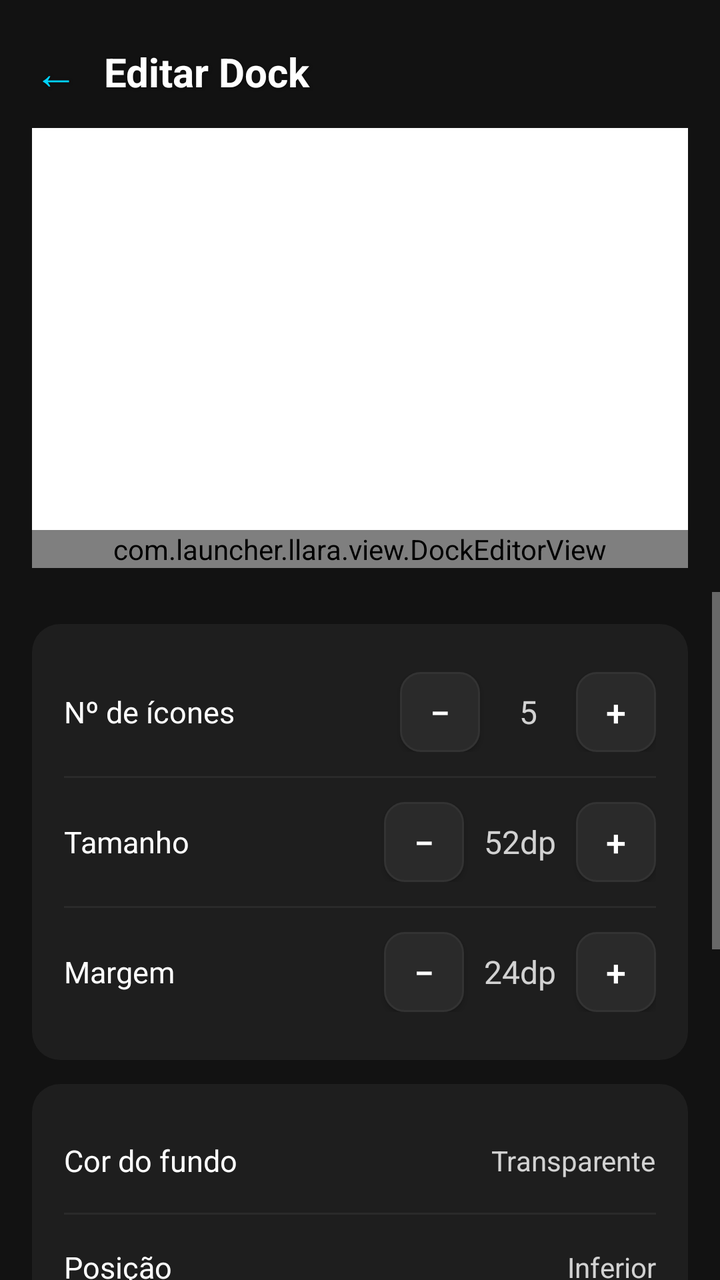
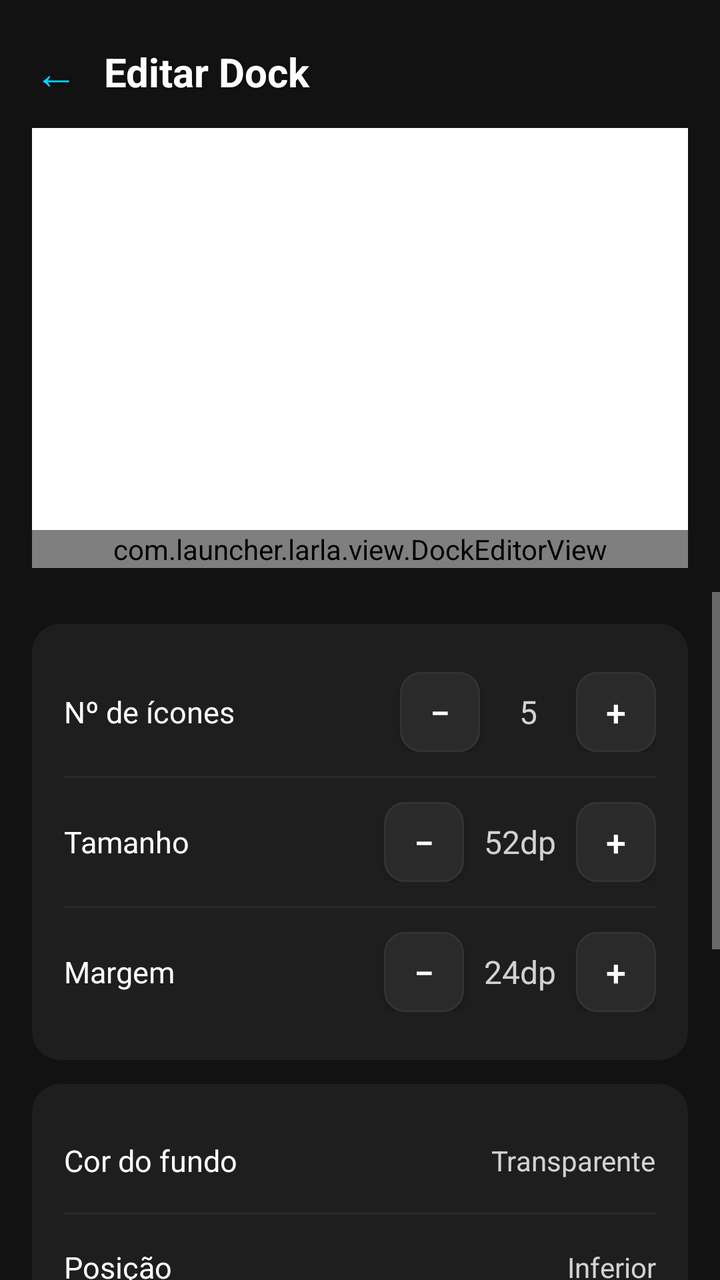

Screens rendered from an Android XML layout before and after an edit, with the pre-edit source and the edit as a unified diff.
<!-- AndroidManifest.xml: activity theme Theme.Launcher -->
<!-- res/layout/activity_dock_editor.xml -->
<?xml version="1.0" encoding="utf-8"?>
<LinearLayout xmlns:android="http://schemas.android.com/apk/res/android"
    android:layout_width="match_parent"
    android:layout_height="match_parent"
    android:orientation="vertical"
    android:background="@android:color/transparent">

    
    <View
        android:id="@+id/status_scrim"
        android:layout_width="match_parent"
        android:layout_height="0dp"
        android:background="#FF121212"
        android:visibility="gone" />

    
    <LinearLayout
        android:layout_width="match_parent"
        android:layout_height="wrap_content"
        android:orientation="horizontal"
        android:gravity="center_vertical"
        android:background="#FF121212"
        android:paddingStart="4dp"
        android:paddingEnd="16dp"
        android:paddingTop="12dp"
        android:paddingBottom="4dp">

        <TextView
            android:id="@+id/btn_back"
            android:layout_width="48dp"
            android:layout_height="48dp"
            android:gravity="center"
            android:text="&#x2190;"
            android:textSize="22sp"
            android:textColor="#FF00D4FF"
            android:shadowColor="#80000000"
            android:shadowDx="1"
            android:shadowDy="1"
            android:shadowRadius="3"
            android:clickable="true"
            android:focusable="true"
            android:background="?android:attr/selectableItemBackgroundBorderless" />

        <TextView
            android:layout_width="0dp"
            android:layout_height="wrap_content"
            android:layout_weight="1"
            android:text="Editar Dock"
            android:textSize="20sp"
            android:textColor="@android:color/white"
            android:textStyle="bold"
            android:shadowColor="#80000000"
            android:shadowDx="1"
            android:shadowDy="1"
            android:shadowRadius="3" />

    </LinearLayout>

    
    <LinearLayout
        android:layout_width="match_parent"
        android:layout_height="wrap_content"
        android:orientation="horizontal"
        android:background="@android:color/transparent">

        <View
            android:layout_width="16dp"
            android:layout_height="220dp"
            android:background="#FF121212" />

        <FrameLayout
            android:id="@+id/preview_stage"
            android:layout_width="0dp"
            android:layout_height="220dp"
            android:layout_weight="1"
            android:background="@drawable/bg_preview_frame">

            <com.launcher.llara.view.DockEditorView
                android:id="@+id/dock_editor"
                android:layout_width="match_parent"
                android:layout_height="wrap_content"
                android:layout_gravity="bottom|center_horizontal" />

        </FrameLayout>

        <View
            android:layout_width="16dp"
            android:layout_height="220dp"
            android:background="#FF121212" />

    </LinearLayout>

    <View
        android:layout_width="match_parent"
        android:layout_height="12dp"
        android:background="#FF121212" />

<ScrollView
    android:layout_width="match_parent"
    android:layout_height="0dp"
    android:layout_weight="1"
    android:background="#FF121212">

    <LinearLayout
        android:layout_width="match_parent"
        android:layout_height="wrap_content"
        android:orientation="vertical"
        android:padding="16dp">

        
        <LinearLayout
            android:layout_width="match_parent"
            android:layout_height="wrap_content"
            android:background="@drawable/bg_card"
            android:padding="16dp"
            android:orientation="vertical">

            
            <LinearLayout
                android:layout_width="match_parent"
                android:layout_height="wrap_content"
                android:orientation="horizontal"
                android:gravity="center_vertical"
                android:paddingVertical="8dp">

                <TextView
                    android:layout_width="0dp"
                    android:layout_height="wrap_content"
                    android:layout_weight="1"
                    android:text="Nº de ícones"
                    android:textColor="@android:color/white"
                    android:textSize="15sp" />

                <Button
                    android:id="@+id/btn_count_minus"
                    android:layout_width="40dp"
                    android:layout_height="40dp"
                    android:text="−"
                    android:textColor="@android:color/white"
                    android:textSize="18sp"
                    android:background="@drawable/bg_button"
                    android:insetTop="0dp"
                    android:insetBottom="0dp" />

                <TextView
                    android:id="@+id/lbl_count"
                    android:layout_width="48dp"
                    android:layout_height="wrap_content"
                    android:text="5"
                    android:textColor="#CCFFFFFF"
                    android:textSize="16sp"
                    android:gravity="center" />

                <Button
                    android:id="@+id/btn_count_plus"
                    android:layout_width="40dp"
                    android:layout_height="40dp"
                    android:text="+"
                    android:textColor="@android:color/white"
                    android:textSize="18sp"
                    android:background="@drawable/bg_button"
                    android:insetTop="0dp"
                    android:insetBottom="0dp" />

            </LinearLayout>

            <View
                android:layout_width="match_parent"
                android:layout_height="1dp"
                android:background="#FF2A2A2A"
                android:layout_marginVertical="4dp" />

            
            <LinearLayout
                android:layout_width="match_parent"
                android:layout_height="wrap_content"
                android:orientation="horizontal"
                android:gravity="center_vertical"
                android:paddingVertical="8dp">

                <TextView
                    android:layout_width="0dp"
                    android:layout_height="wrap_content"
                    android:layout_weight="1"
                    android:text="Tamanho"
                    android:textColor="@android:color/white"
                    android:textSize="15sp" />

                <Button
                    android:id="@+id/btn_size_minus"
                    android:layout_width="40dp"
                    android:layout_height="40dp"
                    android:text="−"
                    android:textColor="@android:color/white"
                    android:textSize="18sp"
                    android:background="@drawable/bg_button"
                    android:insetTop="0dp"
                    android:insetBottom="0dp" />

                <TextView
                    android:id="@+id/lbl_size"
                    android:layout_width="56dp"
                    android:layout_height="wrap_content"
                    android:text="52dp"
                    android:textColor="#CCFFFFFF"
                    android:textSize="16sp"
                    android:gravity="center" />

                <Button
                    android:id="@+id/btn_size_plus"
                    android:layout_width="40dp"
                    android:layout_height="40dp"
                    android:text="+"
                    android:textColor="@android:color/white"
                    android:textSize="18sp"
                    android:background="@drawable/bg_button"
                    android:insetTop="0dp"
                    android:insetBottom="0dp" />

            </LinearLayout>

            <View
                android:layout_width="match_parent"
                android:layout_height="1dp"
                android:background="#FF2A2A2A"
                android:layout_marginVertical="4dp" />

            
            <LinearLayout
                android:layout_width="match_parent"
                android:layout_height="wrap_content"
                android:orientation="horizontal"
                android:gravity="center_vertical"
                android:paddingVertical="8dp">

                <TextView
                    android:layout_width="0dp"
                    android:layout_height="wrap_content"
                    android:layout_weight="1"
                    android:text="Margem"
                    android:textColor="@android:color/white"
                    android:textSize="15sp" />

                <Button
                    android:id="@+id/btn_margin_minus"
                    android:layout_width="40dp"
                    android:layout_height="40dp"
                    android:text="−"
                    android:textColor="@android:color/white"
                    android:textSize="18sp"
                    android:background="@drawable/bg_button"
                    android:insetTop="0dp"
                    android:insetBottom="0dp" />

                <TextView
                    android:id="@+id/lbl_margin"
                    android:layout_width="56dp"
                    android:layout_height="wrap_content"
                    android:text="24dp"
                    android:textColor="#CCFFFFFF"
                    android:textSize="16sp"
                    android:gravity="center" />

                <Button
                    android:id="@+id/btn_margin_plus"
                    android:layout_width="40dp"
                    android:layout_height="40dp"
                    android:text="+"
                    android:textColor="@android:color/white"
                    android:textSize="18sp"
                    android:background="@drawable/bg_button"
                    android:insetTop="0dp"
                    android:insetBottom="0dp" />

            </LinearLayout>

        </LinearLayout>

        
        <LinearLayout
            android:layout_width="match_parent"
            android:layout_height="wrap_content"
            android:background="@drawable/bg_card"
            android:padding="16dp"
            android:orientation="vertical"
            android:layout_marginTop="12dp">

            
            <LinearLayout
                android:id="@+id/btn_bg_color"
                android:layout_width="match_parent"
                android:layout_height="wrap_content"
                android:orientation="horizontal"
                android:gravity="center_vertical"
                android:paddingVertical="12dp"
                android:clickable="true"
                android:focusable="true"
                android:background="?android:attr/selectableItemBackground">

                <TextView
                    android:layout_width="0dp"
                    android:layout_height="wrap_content"
                    android:layout_weight="1"
                    android:text="Cor do fundo"
                    android:textColor="@android:color/white"
                    android:textSize="15sp" />

                <TextView
                    android:id="@+id/lbl_fundo"
                    android:layout_width="wrap_content"
                    android:layout_height="wrap_content"
                    android:text="Transparente"
                    android:textColor="#CCFFFFFF"
                    android:textSize="14sp" />

            </LinearLayout>

            <View
                android:layout_width="match_parent"
                android:layout_height="1dp"
                android:background="#FF2A2A2A"
                android:layout_marginVertical="4dp" />

            
            <LinearLayout
                android:id="@+id/btn_posicao"
                android:layout_width="match_parent"
                android:layout_height="wrap_content"
                android:orientation="horizontal"
                android:gravity="center_vertical"
                android:paddingVertical="12dp"
                android:clickable="true"
                android:focusable="true"
                android:background="?android:attr/selectableItemBackground">

                <TextView
                    android:layout_width="0dp"
                    android:layout_height="wrap_content"
                    android:layout_weight="1"
                    android:text="Posição"
                    android:textColor="@android:color/white"
                    android:textSize="15sp" />

                <TextView
                    android:id="@+id/lbl_posicao"
                    android:layout_width="wrap_content"
                    android:layout_height="wrap_content"
                    android:text="Inferior"
                    android:textColor="#CCFFFFFF"
                    android:textSize="14sp" />

            </LinearLayout>

            <View
                android:layout_width="match_parent"
                android:layout_height="1dp"
                android:background="#FF2A2A2A"
                android:layout_marginVertical="4dp" />

            
            <LinearLayout
                android:id="@+id/btn_paginas"
                android:layout_width="match_parent"
                android:layout_height="wrap_content"
                android:orientation="horizontal"
                android:gravity="center_vertical"
                android:paddingVertical="12dp"
                android:clickable="true"
                android:focusable="true"
                android:background="?android:attr/selectableItemBackground">

                <TextView
                    android:layout_width="0dp"
                    android:layout_height="wrap_content"
                    android:layout_weight="1"
                    android:text="Páginas"
                    android:textColor="@android:color/white"
                    android:textSize="15sp" />

                <TextView
                    android:id="@+id/lbl_paginas"
                    android:layout_width="wrap_content"
                    android:layout_height="wrap_content"
                    android:text="1"
                    android:textColor="#CCFFFFFF"
                    android:textSize="14sp" />

            </LinearLayout>

            <View
                android:layout_width="match_parent"
                android:layout_height="1dp"
                android:background="#FF2A2A2A"
                android:layout_marginVertical="4dp" />

            
            <LinearLayout
                android:id="@+id/btn_nomes"
                android:layout_width="match_parent"
                android:layout_height="wrap_content"
                android:orientation="horizontal"
                android:gravity="center_vertical"
                android:paddingVertical="12dp"
                android:clickable="true"
                android:focusable="true"
                android:background="?android:attr/selectableItemBackground">

                <TextView
                    android:layout_width="0dp"
                    android:layout_height="wrap_content"
                    android:layout_weight="1"
                    android:text="Mostrar nomes"
                    android:textColor="@android:color/white"
                    android:textSize="15sp" />

                <TextView
                    android:id="@+id/lbl_nomes"
                    android:layout_width="wrap_content"
                    android:layout_height="wrap_content"
                    android:text="Sim"
                    android:textColor="#CCFFFFFF"
                    android:textSize="14sp" />

            </LinearLayout>

        </LinearLayout>

        
        <LinearLayout
            android:layout_width="match_parent"
            android:layout_height="wrap_content"
            android:background="@drawable/bg_card"
            android:padding="16dp"
            android:orientation="vertical"
            android:layout_marginTop="12dp">

            <TextView
                android:layout_width="match_parent"
                android:layout_height="wrap_content"
                android:text="Gestos por ícone"
                android:textColor="#AAFFFFFF"
                android:textSize="13sp"
                android:paddingBottom="8dp" />

            <TextView
                android:layout_width="match_parent"
                android:layout_height="wrap_content"
                android:text="Toque em um ícone no preview acima para configurar gestos"
                android:textColor="#66FFFFFF"
                android:textSize="12sp" />

        </LinearLayout>

        
        <Button
            android:id="@+id/btn_save"
            android:layout_width="match_parent"
            android:layout_height="wrap_content"
            android:layout_marginTop="16dp"
            android:text="Salvar"
            android:textColor="#FF121212"
            android:backgroundTint="#FF00D4FF" />

    </LinearLayout>

</ScrollView>

</LinearLayout>
<!-- resources referenced by this layout -->
<resources>
  <!-- drawable bg_button (drawable) -->
  <?xml version="1.0" encoding="utf-8"?>
  <shape xmlns:android="http://schemas.android.com/apk/res/android">
      <solid android:color="#FF2A2A2A"/>
      <corners android:radius="10dp"/>
      <stroke android:width="1dp" android:color="#FF333333"/>
  </shape>
  <!-- drawable bg_card (drawable) -->
  <?xml version="1.0" encoding="utf-8"?>
  <shape xmlns:android="http://schemas.android.com/apk/res/android">
      <solid android:color="#FF1E1E1E"/>
      <corners android:radius="14dp"/>
  </shape>
  <!-- drawable bg_preview_frame (drawable) -->
  <?xml version="1.0" encoding="utf-8"?>
  <shape xmlns:android="http://schemas.android.com/apk/res/android">
      <solid android:color="@android:color/transparent"/>
      <stroke android:width="1dp" android:color="#44FFFFFF"/>
      <corners android:radius="14dp"/>
  </shape>
  <style name="Theme.Launcher" parent="android:Theme.Material.NoActionBar">
          <item name="android:windowBackground">@android:color/transparent</item>
          <item name="android:windowIsTranslucent">true</item>
          <item name="android:windowShowWallpaper">true</item>
          <item name="android:statusBarColor">@android:color/transparent</item>
          <item name="android:navigationBarColor">@android:color/transparent</item>
      </style>
</resources>

<!-- the commit's change to res/layout/activity_dock_editor.xml (unified diff, before → after) -->
@@ -75,7 +75,7 @@
             android:layout_weight="1"
             android:background="@drawable/bg_preview_frame">
 
-            <com.launcher.llara.view.DockEditorView
+            <com.launcher.larla.view.DockEditorView
                 android:id="@+id/dock_editor"
                 android:layout_width="match_parent"
                 android:layout_height="wrap_content"
